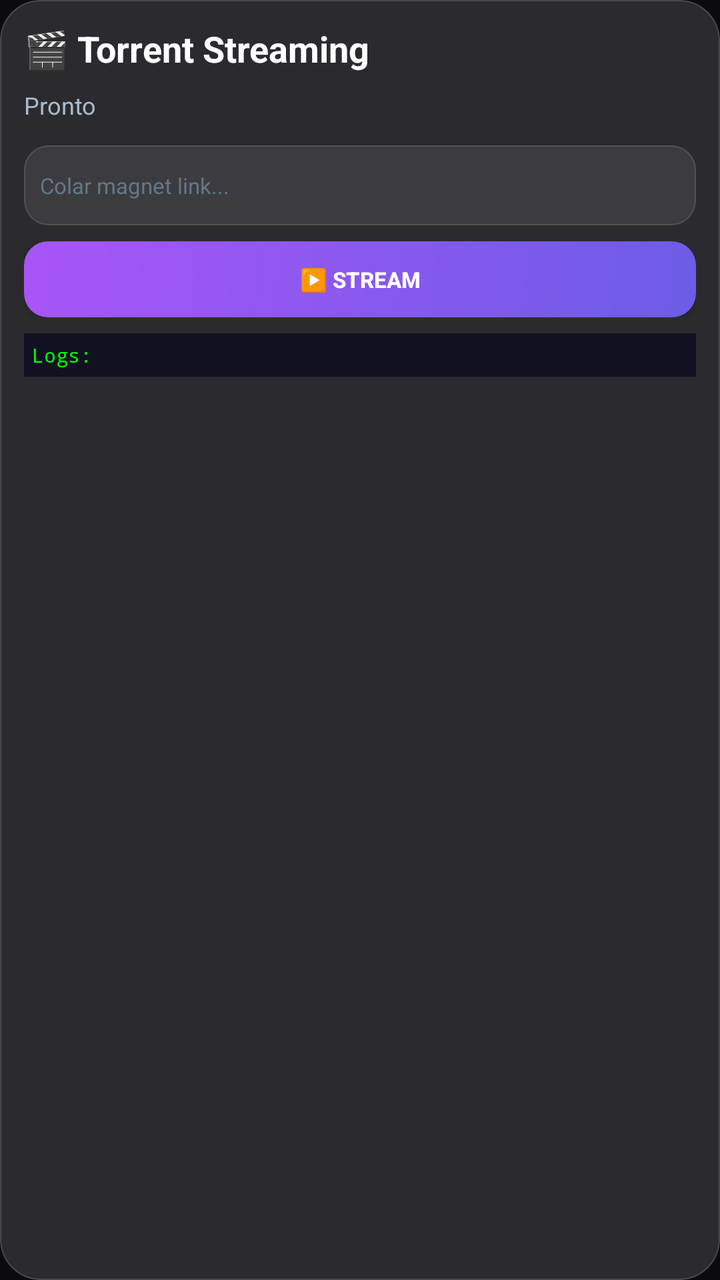
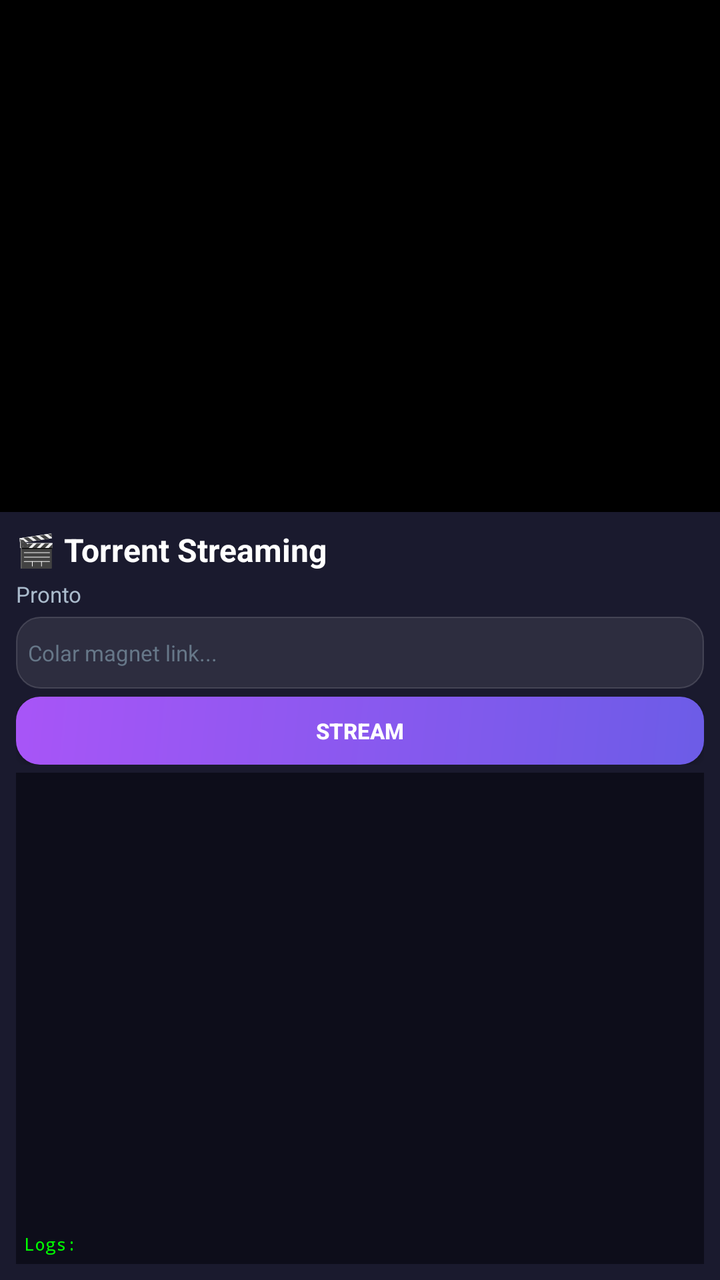

Compare the two renders of this Android layout. The source of the first and the diff that turns it into the second are given below.
<!-- AndroidManifest.xml: application theme AppTheme -->
<!-- res/layout/activity_main.xml -->
<?xml version="1.0" encoding="utf-8"?>
<LinearLayout xmlns:android="http://schemas.android.com/apk/res/android"
    xmlns:app="http://schemas.android.com/apk/res-auto"
    android:layout_width="match_parent"
    android:layout_height="match_parent"
    android:orientation="vertical"
    android:background="#0a0a0f">
    
    
    <com.google.android.exoplayer2.ui.PlayerView
        android:id="@+id/player_view"
        android:layout_width="match_parent"
        android:layout_height="0dp"
        android:layout_weight="6"
        android:visibility="gone"
        app:show_buffering="when_playing"
        app:use_controller="true"
        app:surface_type="texture_view"
        app:resize_mode="fit" />
    
    
    <ScrollView
        android:id="@+id/glass_panel"
        android:layout_width="match_parent"
        android:layout_height="0dp"
        android:layout_weight="4"
        android:background="@drawable/glass_bg"
        android:padding="12dp">
        
        <LinearLayout
            android:layout_width="match_parent"
            android:layout_height="wrap_content"
            android:orientation="vertical">
            
            <TextView
                android:id="@+id/title_text"
                android:layout_width="wrap_content"
                android:layout_height="wrap_content"
                android:text="🎬 Torrent Streaming"
                android:textColor="#fff"
                android:textSize="18sp"
                android:textStyle="bold"
                android:layout_marginBottom="8dp" />
            
            <TextView
                android:id="@+id/progress_text"
                android:layout_width="wrap_content"
                android:layout_height="wrap_content"
                android:text="Pronto"
                android:textColor="#aabbcc"
                android:textSize="12sp"
                android:layout_marginBottom="4dp" />
            
            <ProgressBar
                android:id="@+id/buffer_bar"
                style="?android:attr/progressBarStyleHorizontal"
                android:layout_width="match_parent"
                android:layout_height="3dp"
                android:progressTint="#6c5ce7"
                android:progressBackgroundTint="#33ffffff"
                android:visibility="gone" />
            
            <EditText
                android:id="@+id/magnet_input"
                android:layout_width="match_parent"
                android:layout_height="40dp"
                android:layout_marginTop="8dp"
                android:background="@drawable/input_bg"
                android:hint="Colar magnet link..."
                android:textColorHint="#667788"
                android:inputType="textMultiLine"
                android:padding="8dp"
                android:textColor="#fff"
                android:textSize="11sp" />
            
            <LinearLayout
                android:layout_width="match_parent"
                android:layout_height="wrap_content"
                android:orientation="horizontal"
                android:layout_marginTop="8dp">
                
                <Button
                    android:id="@+id/btn_play"
                    android:layout_width="0dp"
                    android:layout_height="38dp"
                    android:layout_weight="1"
                    android:background="@drawable/btn_primary"
                    android:text="▶️ STREAM"
                    android:textColor="#fff"
                    android:textStyle="bold"
                    android:textSize="11sp" />
                
                <Button
                    android:id="@+id/btn_watch"
                    android:layout_width="0dp"
                    android:layout_height="38dp"
                    android:layout_weight="1"
                    android:layout_marginStart="4dp"
                    android:background="@drawable/btn_success"
                    android:text="ASSISTIR"
                    android:textColor="#fff"
                    android:textStyle="bold"
                    android:textSize="11sp"
                    android:visibility="gone" />
                
                <Button
                    android:id="@+id/btn_stop"
                    android:layout_width="0dp"
                    android:layout_height="38dp"
                    android:layout_weight="1"
                    android:layout_marginStart="4dp"
                    android:background="@drawable/btn_danger"
                    android:text="PARAR"
                    android:textColor="#fff"
                    android:textStyle="bold"
                    android:textSize="11sp"
                    android:visibility="gone" />
            </LinearLayout>
            
            
            <TextView
                android:id="@+id/status_text"
                android:layout_width="match_parent"
                android:layout_height="wrap_content"
                android:layout_marginTop="8dp"
                android:text="Logs:"
                android:textColor="#00ff00"
                android:textSize="10sp"
                android:fontFamily="monospace"
                android:maxLines="20"
                android:scrollbars="vertical"
                android:background="#111122"
                android:padding="4dp" />
        </LinearLayout>
    </ScrollView>
    
    
    <FrameLayout
        android:id="@+id/loading_overlay"
        android:layout_width="match_parent"
        android:layout_height="match_parent"
        android:visibility="gone"
        android:background="#80000000">
        
        <ProgressBar
            android:id="@+id/spinner_bar"
            android:layout_width="48dp"
            android:layout_height="48dp"
            android:layout_gravity="center"
            android:indeterminateTint="#6c5ce7" />
    </FrameLayout>
    
</LinearLayout>
<!-- resources referenced by this layout -->
<resources>
  <!-- drawable btn_danger (drawable) -->
  <?xml version="1.0" encoding="utf-8"?>
  <shape xmlns:android="http://schemas.android.com/apk/res/android">
      <solid android:color="#33ffffff" />
      <corners android:radius="12dp" />
      <stroke android:width="0.5dp" android:color="#44ffffff" />
  </shape>
  <!-- drawable btn_primary (drawable) -->
  <?xml version="1.0" encoding="utf-8"?>
  <shape xmlns:android="http://schemas.android.com/apk/res/android">
      <gradient android:startColor="#6c5ce7" android:endColor="#a855f7" android:angle="135" />
      <corners android:radius="12dp" />
  </shape>
  <!-- drawable btn_success (drawable) -->
  <?xml version="1.0" encoding="utf-8"?>
  <shape xmlns:android="http://schemas.android.com/apk/res/android">
      <gradient android:startColor="#00b894" android:endColor="#00cec9" android:angle="135" />
      <corners android:radius="12dp" />
  </shape>
  <!-- drawable glass_bg (drawable) -->
  <?xml version="1.0" encoding="utf-8"?>
  <shape xmlns:android="http://schemas.android.com/apk/res/android">
      <solid android:color="#22ffffff" />
      <corners android:radius="20dp" />
      <stroke android:width="0.5dp" android:color="#33ffffff" />
  </shape>
  <!-- drawable input_bg (drawable) -->
  <?xml version="1.0" encoding="utf-8"?>
  <shape xmlns:android="http://schemas.android.com/apk/res/android">
      <solid android:color="#15ffffff" />
      <corners android:radius="12dp" />
      <stroke android:width="0.5dp" android:color="#25ffffff" />
  </shape>
  <style name="AppTheme" parent="Theme.AppCompat.NoActionBar">
          <item name="android:windowBackground">@color/background</item>
          <item name="android:statusBarColor">@color/background</item>
          <item name="android:navigationBarColor">@color/background</item>
          <item name="colorPrimary">@color/primary</item>
          <item name="colorPrimaryDark">@color/primary_dark</item>
          <item name="colorAccent">@color/accent</item>
      </style>
  <color name="background">#0a0a0f</color>
  <color name="primary">#6c5ce7</color>
  <color name="primary_dark">#5a4bd1</color>
  <color name="accent">#00b894</color>
</resources>

<!-- the commit's change to res/layout/activity_main.xml (unified diff, before → after) -->
@@ -7,25 +7,33 @@
     android:background="#0a0a0f">
     
     
-    <com.google.android.exoplayer2.ui.PlayerView
-        android:id="@+id/player_view"
+    <FrameLayout
         android:layout_width="match_parent"
         android:layout_height="0dp"
-        android:layout_weight="6"
-        android:visibility="gone"
-        app:show_buffering="when_playing"
-        app:use_controller="true"
-        app:surface_type="texture_view"
-        app:resize_mode="fit" />
+        android:layout_weight="4"
+        android:background="#000000">
+        
+        <com.google.android.exoplayer2.ui.PlayerView
+            android:id="@+id/player_view"
+            android:layout_width="match_parent"
+            android:layout_height="match_parent"
+            android:visibility="gone"
+            app:show_buffering="when_playing"
+            app:use_controller="true"
+            app:surface_type="texture_view"
+            app:resize_mode="fit"
+            app:controller_layout_id="@layout/exo_player_control_view" />
+    </FrameLayout>
     
     
     <ScrollView
         android:id="@+id/glass_panel"
         android:layout_width="match_parent"
         android:layout_height="0dp"
-        android:layout_weight="4"
-        android:background="@drawable/glass_bg"
-        android:padding="12dp">
+        android:layout_weight="6"
+        android:background="#1a1a2e"
+        android:padding="8dp"
+        android:fillViewport="true">
         
         <LinearLayout
             android:layout_width="match_parent"
@@ -38,38 +46,46 @@
                 android:layout_height="wrap_content"
                 android:text="🎬 Torrent Streaming"
                 android:textColor="#fff"
-                android:textSize="18sp"
+                android:textSize="16sp"
                 android:textStyle="bold"
-                android:layout_marginBottom="8dp" />
-            
-            <TextView
-                android:id="@+id/progress_text"
-                android:layout_width="wrap_content"
-                android:layout_height="wrap_content"
-                android:text="Pronto"
-                android:textColor="#aabbcc"
-                android:textSize="12sp"
                 android:layout_marginBottom="4dp" />
             
-            <ProgressBar
-                android:id="@+id/buffer_bar"
-                style="?android:attr/progressBarStyleHorizontal"
+            <LinearLayout
                 android:layout_width="match_parent"
-                android:layout_height="3dp"
-                android:progressTint="#6c5ce7"
-                android:progressBackgroundTint="#33ffffff"
-                android:visibility="gone" />
+                android:layout_height="wrap_content"
+                android:orientation="horizontal"
+                android:layout_marginBottom="4dp">
+                
+                <TextView
+                    android:id="@+id/progress_text"
+                    android:layout_width="0dp"
+                    android:layout_height="wrap_content"
+                    android:layout_weight="1"
+                    android:text="Pronto"
+                    android:textColor="#aabbcc"
+                    android:textSize="11sp" />
+                
+                <ProgressBar
+                    android:id="@+id/buffer_bar"
+                    style="?android:attr/progressBarStyleHorizontal"
+                    android:layout_width="0dp"
+                    android:layout_height="8dp"
+                    android:layout_weight="1"
+                    android:progressTint="#6c5ce7"
+                    android:progressBackgroundTint="#33ffffff"
+                    android:visibility="gone" />
+            </LinearLayout>
             
             <EditText
                 android:id="@+id/magnet_input"
                 android:layout_width="match_parent"
-                android:layout_height="40dp"
-                android:layout_marginTop="8dp"
+                android:layout_height="36dp"
+                android:layout_marginBottom="4dp"
                 android:background="@drawable/input_bg"
                 android:hint="Colar magnet link..."
                 android:textColorHint="#667788"
                 android:inputType="textMultiLine"
-                android:padding="8dp"
+                android:padding="6dp"
                 android:textColor="#fff"
                 android:textSize="11sp" />
             
@@ -77,15 +93,15 @@
                 android:layout_width="match_parent"
                 android:layout_height="wrap_content"
                 android:orientation="horizontal"
-                android:layout_marginTop="8dp">
+                android:layout_marginBottom="4dp">
                 
                 <Button
                     android:id="@+id/btn_play"
                     android:layout_width="0dp"
-                    android:layout_height="38dp"
+                    android:layout_height="34dp"
                     android:layout_weight="1"
                     android:background="@drawable/btn_primary"
-                    android:text="▶️ STREAM"
+                    android:text="STREAM"
                     android:textColor="#fff"
                     android:textStyle="bold"
                     android:textSize="11sp" />
@@ -93,7 +109,7 @@
                 <Button
                     android:id="@+id/btn_watch"
                     android:layout_width="0dp"
-                    android:layout_height="38dp"
+                    android:layout_height="34dp"
                     android:layout_weight="1"
                     android:layout_marginStart="4dp"
                     android:background="@drawable/btn_success"
@@ -106,7 +122,7 @@
                 <Button
                     android:id="@+id/btn_stop"
                     android:layout_width="0dp"
-                    android:layout_height="38dp"
+                    android:layout_height="34dp"
                     android:layout_weight="1"
                     android:layout_marginStart="4dp"
                     android:background="@drawable/btn_danger"
@@ -121,16 +137,17 @@
             <TextView
                 android:id="@+id/status_text"
                 android:layout_width="match_parent"
-                android:layout_height="wrap_content"
-                android:layout_marginTop="8dp"
+                android:layout_height="0dp"
+                android:layout_weight="1"
                 android:text="Logs:"
                 android:textColor="#00ff00"
-                android:textSize="10sp"
+                android:textSize="9sp"
                 android:fontFamily="monospace"
-                android:maxLines="20"
+                android:maxLines="50"
                 android:scrollbars="vertical"
-                android:background="#111122"
-                android:padding="4dp" />
+                android:background="#0d0d1a"
+                android:padding="4dp"
+                android:gravity="bottom" />
         </LinearLayout>
     </ScrollView>
     
<!-- resource entries referenced after the edit -->
@@ -18,13 +18,6 @@
   <shape xmlns:android="http://schemas.android.com/apk/res/android">
       <gradient android:startColor="#00b894" android:endColor="#00cec9" android:angle="135" />
       <corners android:radius="12dp" />
-  </shape>
-  <!-- drawable glass_bg (drawable) -->
-  <?xml version="1.0" encoding="utf-8"?>
-  <shape xmlns:android="http://schemas.android.com/apk/res/android">
-      <solid android:color="#22ffffff" />
-      <corners android:radius="20dp" />
-      <stroke android:width="0.5dp" android:color="#33ffffff" />
   </shape>
   <!-- drawable input_bg (drawable) -->
   <?xml version="1.0" encoding="utf-8"?>
